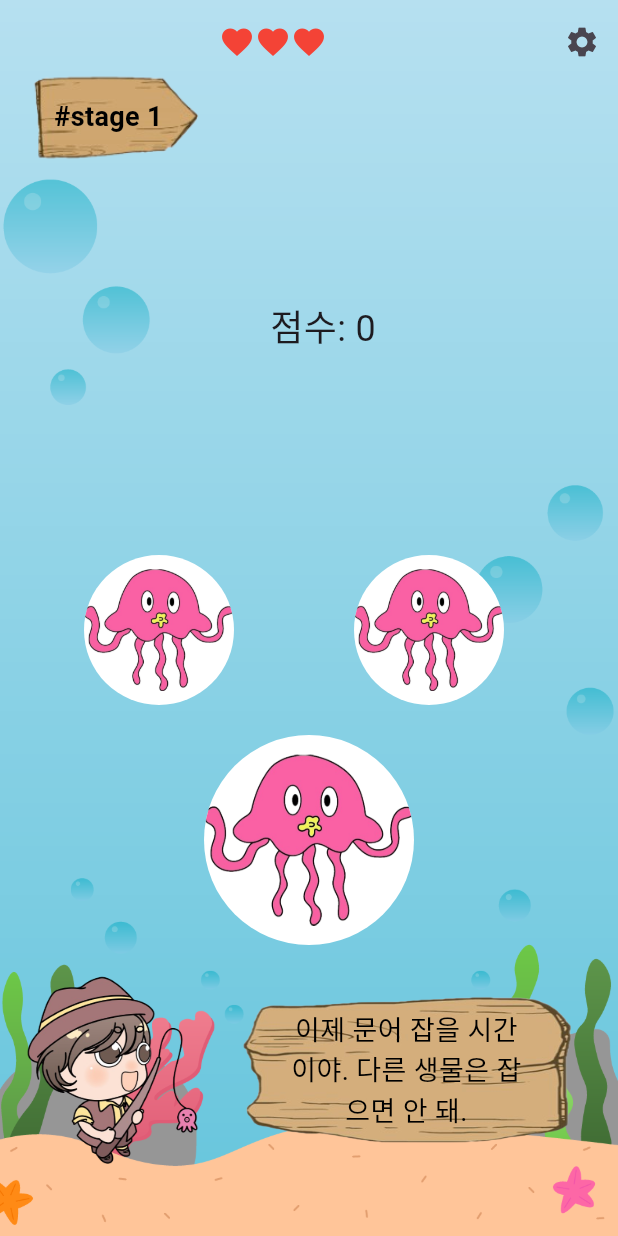
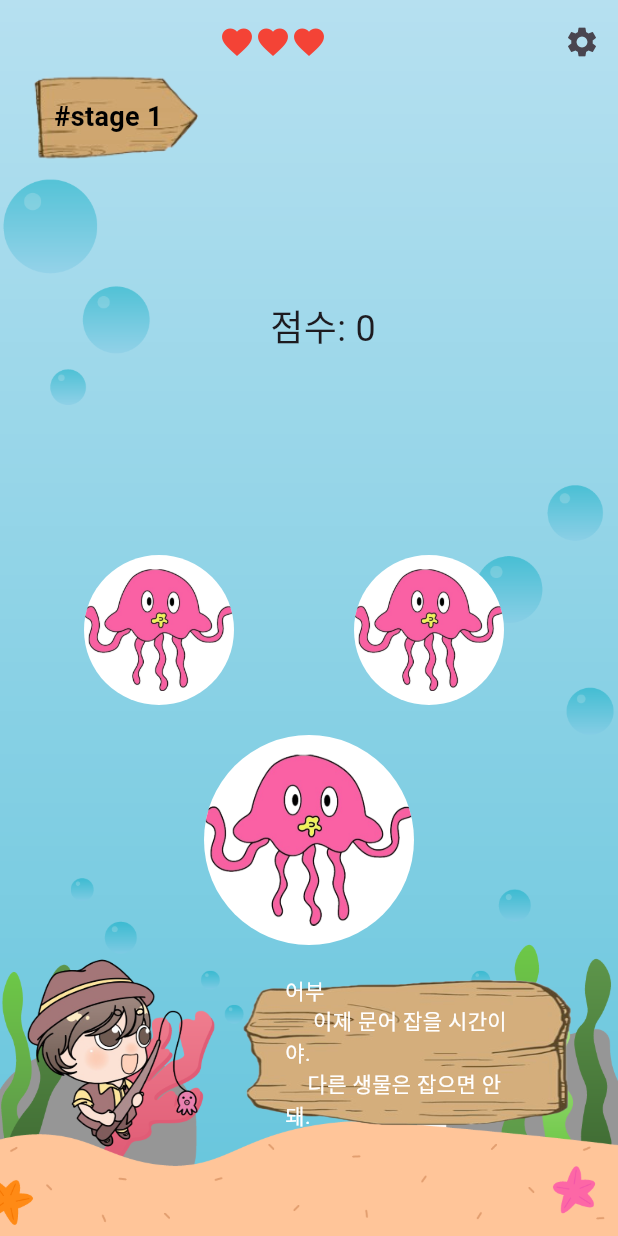
Before and after one commit to jjamk/moonergame_test, a Flutter app: the MoleGameScreen screen opened directly, on a phone screen of 412 x 824 dp. Run offline on Flutter 3.47's test engine with Material 3 defaults, Android fonts, the light colour scheme and no system bars; our stand-ins replace assets_audio_player, audioplayers, bubble, flutter_svg, flutter_switch, image_picker and 4 more; missing offline and left inert: flutter_drawing_board, simple_animation_progress_bar; Roboto replaces fonts that are missing (BMJUA); project files that could hold a hidden picture were left out.

Commit message:
문어잡기 피드백적용

```diff
--- a/lib/moonerhit.dart
+++ b/lib/moonerhit.dart
@@ -35,9 +35,9 @@ class _MoleGameScreenState extends State<MoleGameScreen> {
 
   // 대화 스크립트 정의 (여기서는 예시로 간단한 대화만 추가)
   List<String> dialogues = [
-    "이제 문어 잡을 시간이야. 다른 생물은 잡으면 안 돼.",
-    "잡는 방법은 튀어나오는 문어를 터치만 하면 돼. 쉽지? 한번 해볼래?",
-    "3번 잘못 잡는다면 문어들이 다 도망가서 다시 잡아야 해.",
+    "어부\n     이제 문어 잡을 시간이야.\n    다른 생물은 잡으면 안 돼.",
+    "어부\n     잡는 방법은 튀어나오는 \n     문어를 터치만 하면 돼.\n     쉽지? 한번 해볼래?",
+    "어부\n     3번 잘못 잡는다면 문어들이\n     다 도망가서 다시 잡아야 해.",
   ];
 
   @override
@@ -61,16 +61,16 @@ class _MoleGameScreenState extends State<MoleGameScreen> {
     if (!isGameActive) {
       return;
     }
-    // 게임 타이머 설정
-    gameTimer = Timer(Duration(seconds: duration), () {
-      if (!mounted) return;
-      setState(() {
-        gameTimer?.cancel();
-        gameTimer = null;
-        isGameActive = false; // 게임 종료
-        showEndDialog();
-      });
-    });
+    // // 게임 타이머 설정
+    // gameTimer = Timer(Duration(seconds: duration), () {
+    //   if (!mounted) return;
+    //   setState(() {
+    //     gameTimer?.cancel();
+    //     gameTimer = null;
+    //     isGameActive = false; // 게임 종료
+    //     showEndDialog();
+    //   });
+    // });
 
     // 1초마다 두더지 생성
     Timer.periodic(Duration(milliseconds: 500), (timer) {
@@ -90,8 +90,8 @@ class _MoleGameScreenState extends State<MoleGameScreen> {
     if (!mounted) return;
     if (score >= 5) {
       gameTimer?.cancel();
-        gameTimer = null;
-        isGameActive = false; // 게임 종료
+        // gameTimer = null;
+        // isGameActive = false; // 게임 종료
       showBossDialogue();
       return;
     }
@@ -423,8 +423,8 @@ class _MoleGameScreenState extends State<MoleGameScreen> {
               ),
               child: Text(
                 dialogues[dialogueIndex],
-                style: TextStyle(fontSize: 18, color: Colors.black),
-                textAlign: TextAlign.center,
+                style: TextStyle(fontSize: 14, color: Colors.white),
+                textAlign: TextAlign.left,
               ),
             ),
           ),
```
Also changed, not shown: pubspec.yaml (+2 -5 lines).
